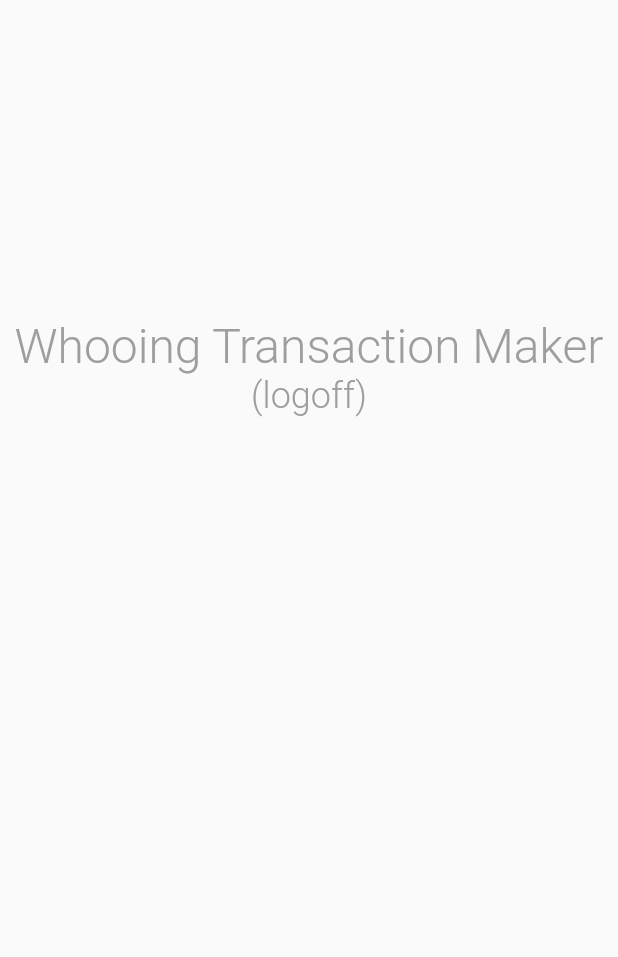
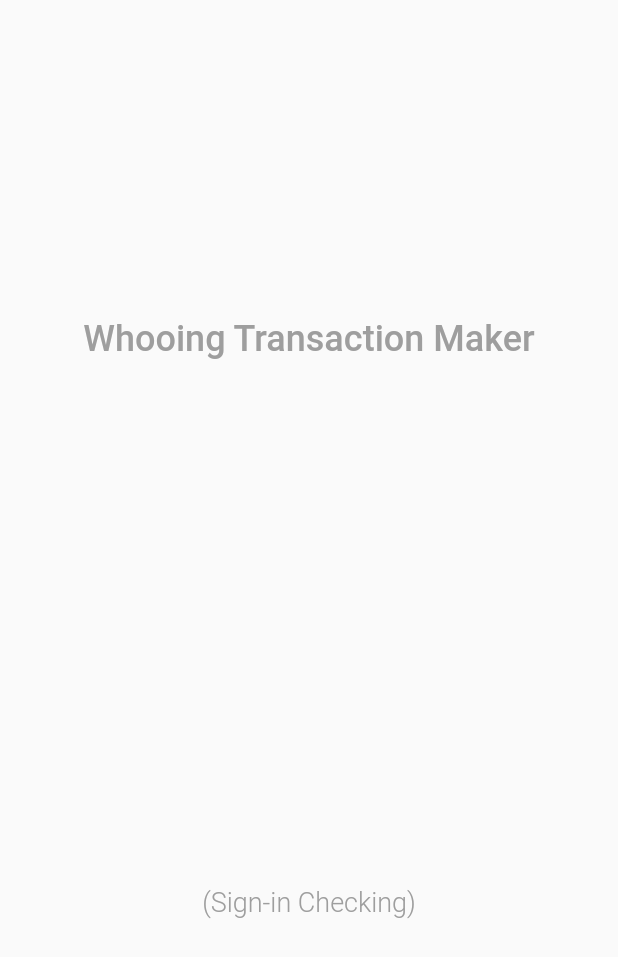
Before and after one commit to hallower/whooing_transaction_maker, a Flutter app: the screen it shows after launch, on a phone screen of 412 x 824 dp. Shown: the top 957 px of the screen. Run offline on Flutter 3.47's test engine with Material 2 defaults, Android fonts, the phone set to English and light mode, and no system bars; our stand-ins replace flutter_masked_text, flutter_secure_storage, scrollable_positioned_list, settings_ui, shared_preferences, webview_flutter; network calls fail.

```diff
--- a/whooing_transaction_maker/lib/main_page.dart
+++ b/whooing_transaction_maker/lib/main_page.dart
@@ -65,9 +65,10 @@ class _MainPageState extends State<MainPage> {
         }
         break;
       case 1://TabTitle.ListTab:
-
-        if(Provider.of<ListStateModel>(context).notInitialized)
+        if(Provider.of<ListStateModel>(context).notInitialized) {
+          print("List Tab is not initialized");
           WhooingListData().getEntriesOf3Days(context);
+        }
         break;
       case 2://TabTitle.SettingsTab:
         break;
--- a/whooing_transaction_maker/lib/models/list_state_model.dart
+++ b/whooing_transaction_maker/lib/models/list_state_model.dart
@@ -9,11 +9,14 @@ class ListStateModel extends ChangeNotifier {
   int selectedEntryItemIndex = -1;
 
   void setEntries(List<EntryItem> items) {
-    notInitialized = false;
+    print("setEntries!!!");
     if (items.length == 0) {
       print("Given Monthly item list is empty!!!");
       return;
     }
+
+    // To be refreshed whenever entry item is zero
+    notInitialized = false;
 
     entryItems = items;
     notifyListeners();
--- a/whooing_transaction_maker/lib/models/signin_state_model.dart
+++ b/whooing_transaction_maker/lib/models/signin_state_model.dart
@@ -1,34 +1,29 @@
 import 'dart:collection';
-
 import 'package:flutter/material.dart';
 
 
 enum SigninStatus { NotSignedIn, NeedSignInPage, SignInInProgress, SignedIn}
 
-var SigninStatusMsg =  {
-  SigninStatus.NotSignedIn: "logoff",
+var _signinStatusMsg =  {
+  SigninStatus.NotSignedIn: "Sign-in Checking",
   SigninStatus.NeedSignInPage: "Prepare Sign-in",
   SigninStatus.SignInInProgress:"Sign-in in progress",
   SigninStatus.SignedIn: "Signed In",
 };
 
-// new HashMap<SigninStatus, String>() =
-
 class SigninStatusModel extends ChangeNotifier {
-
   SigninStatus status = SigninStatus.NotSignedIn;
-  String msg = SigninStatusMsg[SigninStatus.NotSignedIn];
+  String msg = _signinStatusMsg[SigninStatus.NotSignedIn];
 
   void changeStatus(newStatus) {
-    print("SigninStatus changeStatus -> $newStatus");
     status = newStatus;
-    msg = SigninStatusMsg[status];
+    msg = _signinStatusMsg[status];
     notifyListeners();
   }
 
   void signOut(){
     status = SigninStatus.NotSignedIn;
-    msg = SigninStatusMsg[status];
+    msg = _signinStatusMsg[status];
   }
 
 }
--- a/whooing_transaction_maker/lib/splash_page.dart
+++ b/whooing_transaction_maker/lib/splash_page.dart
@@ -65,13 +65,14 @@ class _SplashPageState extends State<SplashPage> {
               Text('Whooing Transaction Maker',
                   style: TextStyle(
                     color: Colors.grey[500],
-                    fontSize: 32,
-                    fontWeight: FontWeight.w300,
+                    fontSize: 24,
+                    fontWeight: FontWeight.w500,
                   )),
+              Spacer(),
               Text("(${Provider.of<SigninStatusModel>(context).msg})",
                   style: TextStyle(
                     color: Colors.grey[500],
-                    fontSize: 24,
+                    fontSize: 18,
                     fontWeight: FontWeight.w300,
                   )),
             ],
--- a/whooing_transaction_maker/lib/whooing_list_data.dart
+++ b/whooing_transaction_maker/lib/whooing_list_data.dart
@@ -31,8 +31,8 @@ class WhooingListData {
     return getEntries(context, 3);
   }
 
+  Future<bool> getEntries(BuildContext context, int days) async {
 
-  Future<bool> getEntries(BuildContext context, int days) async {
     // TODO : date argument
     var now = new DateTime.now();
     var formatter = new DateFormat('yyyyMMdd');
```
Also changed, not shown: whooing_transaction_maker/lib/list_page.dart (+29 -13 lines).
